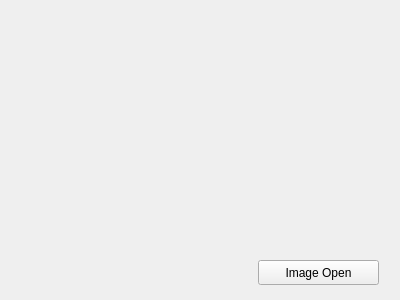
Before: the Qt Designer form widget.ui in jacek-d73/openCVplaying, drawn with Qt 5.
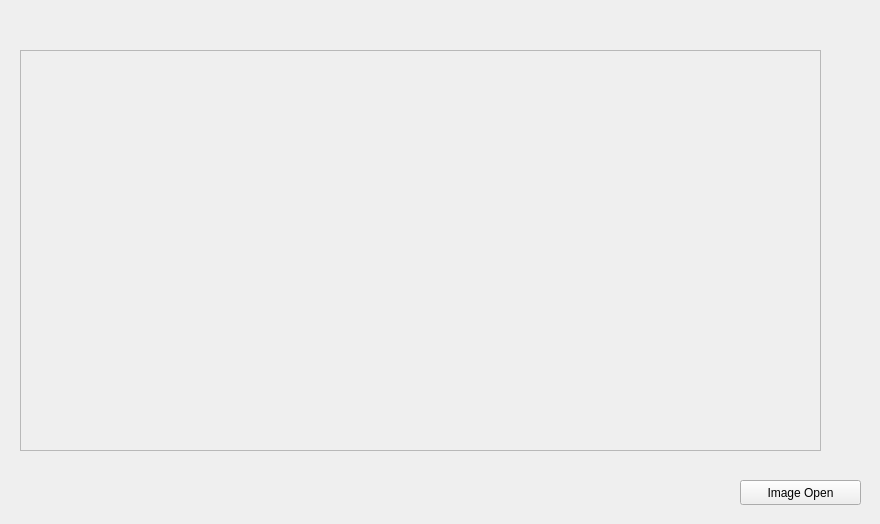
After: the same form once the commit is applied.

Commit message: from OpenCV windowed image display to QLabel

```diff
--- a/widget.ui
+++ b/widget.ui
@@ -6,8 +6,8 @@
    <rect>
     <x>0</x>
     <y>0</y>
-    <width>400</width>
-    <height>300</height>
+    <width>880</width>
+    <height>524</height>
    </rect>
   </property>
   <property name="windowTitle">
@@ -16,8 +16,8 @@
   <widget class="QPushButton" name="imageOpenButton">
    <property name="geometry">
     <rect>
-     <x>258</x>
-     <y>260</y>
+     <x>740</x>
+     <y>480</y>
      <width>121</width>
      <height>25</height>
     </rect>
@@ -26,6 +26,22 @@
     <string>Image Open</string>
    </property>
   </widget>
+  <widget class="QLabel" name="labelImageDisplay">
+   <property name="geometry">
+    <rect>
+     <x>20</x>
+     <y>50</y>
+     <width>801</width>
+     <height>401</height>
+    </rect>
+   </property>
+   <property name="frameShape">
+    <enum>QFrame::StyledPanel</enum>
+   </property>
+   <property name="text">
+    <string/>
+   </property>
+  </widget>
  </widget>
  <layoutdefault spacing="6" margin="11"/>
  <resources/>
```
The commit also changes 3 other files.
